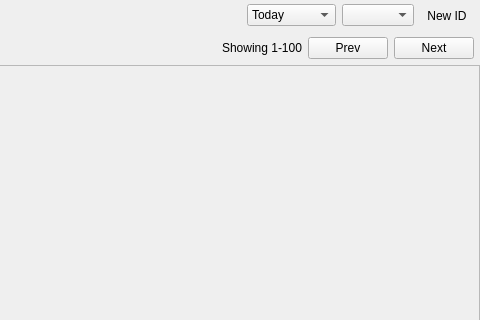
First picture: the form in retroshare-gui/src/gui/Posted/PostedListWidget.ui, repository RetroShare/RetroShare, before the edit; both pictures show x 276 to 756 and y 0 to 320 of the 756 by 428 pixel window.
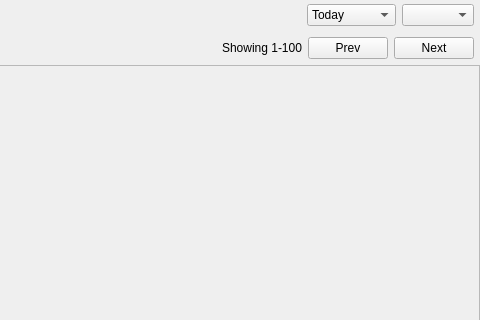
Second picture: the form after the edit. Icons and pictures are not drawn. Custom widgets are drawn as their Qt base class.

Commit message: Removed buttons to create a new identity

Patch:
```diff
--- a/retroshare-gui/src/gui/Posted/PostedListWidget.ui
+++ b/retroshare-gui/src/gui/Posted/PostedListWidget.ui
@@ -175,38 +175,6 @@
      <item>
       <widget class="GxsIdChooser" name="idChooser"/>
      </item>
-     <item>
-      <widget class="QToolButton" name="toolButton_NewId">
-       <property name="sizePolicy">
-        <sizepolicy hsizetype="Minimum" vsizetype="Preferred">
-         <horstretch>0</horstretch>
-         <verstretch>0</verstretch>
-        </sizepolicy>
-       </property>
-       <property name="focusPolicy">
-        <enum>Qt::NoFocus</enum>
-       </property>
-       <property name="toolTip">
-        <string>Create new Identity</string>
-       </property>
-       <property name="text">
-        <string>New ID</string>
-       </property>
-       <property name="icon">
-        <iconset resource="../images.qrc">
-         <normaloff>:/images/identity/identity_create_32.png</normaloff>:/images/identity/identity_create_32.png</iconset>
-       </property>
-       <property name="iconSize">
-        <size>
-         <width>24</width>
-         <height>24</height>
-        </size>
-       </property>
-       <property name="autoRaise">
-        <bool>true</bool>
-       </property>
-      </widget>
-     </item>
     </layout>
    </item>
    <item>
```
The commit also changes 19 other files.
